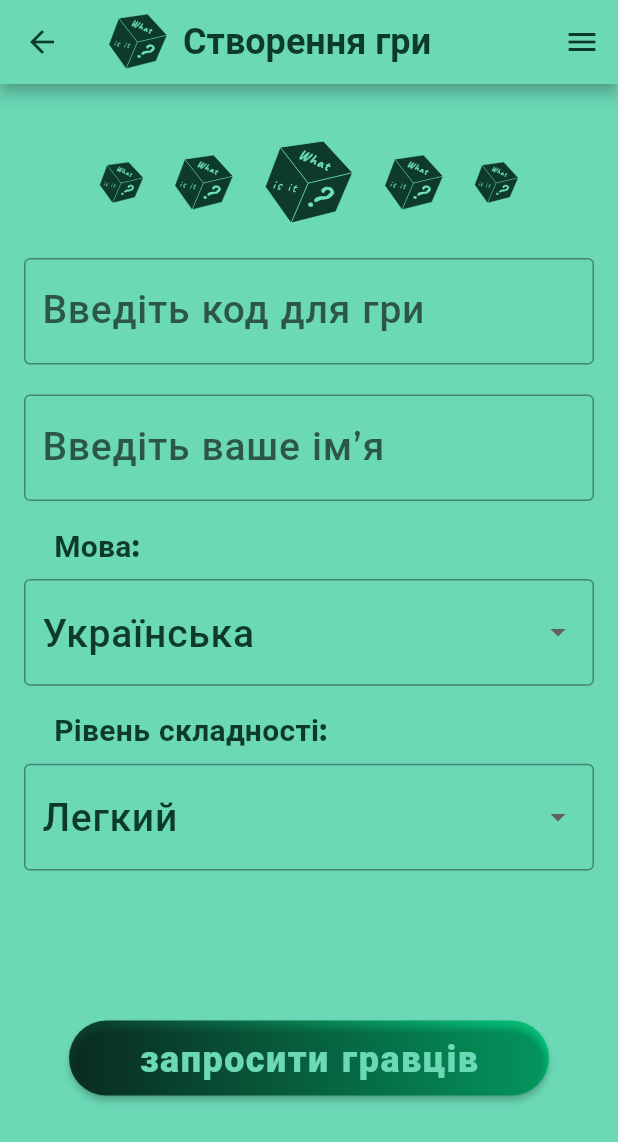
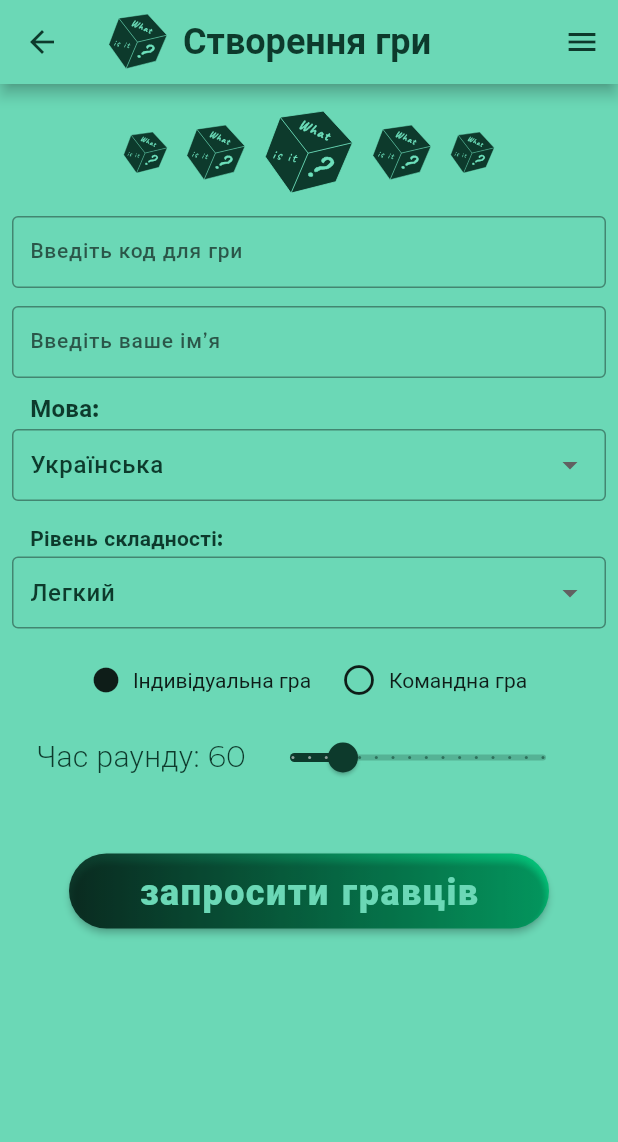
Before and after one commit to yutaDV/wordplay, a Flutter app: the screen it shows after launch, on a phone screen of 412 x 824 dp. Shown: the top 1142 px of the screen. Run offline on Flutter 3.47's test engine with Material 2 defaults, Android fonts, the phone set to English and light mode, and no system bars; our stand-ins replace cloud_firestore, firebase_core, flutter_bloc, flutter_svg; accounts and stored records are empty; generated files the repository leaves out were written again; project files that could hold a hidden picture were left out.

Commit message:
rounr time

```diff
--- a/lib/features/create_game_page/create_game_page.dart
+++ b/lib/features/create_game_page/create_game_page.dart
@@ -1,120 +1,119 @@
 import 'package:flutter/material.dart';
+import 'package:wordplay/features/create_game_page/widget/game_type_selection.dart';
+import 'package:wordplay/features/create_game_page/widget/language_selection.dart';
+import 'package:wordplay/features/create_game_page/widget/difficulty_selection.dart';
 import 'package:wordplay/ui/widget/app_bar.dart';
 import 'package:wordplay/ui/widget/logo.dart';
 import 'package:wordplay/ui/widget/main_button.dart';
-
 import '../../generated/l10n.dart';
 
 
-class CreateGamePage extends StatelessWidget {
+class CreateGamePage extends StatefulWidget {
   const CreateGamePage({Key? key}) : super(key: key);
+
+  @override
+  _CreateGamePageState createState() => _CreateGamePageState();
+}
+
+class _CreateGamePageState extends State<CreateGamePage> {
+  bool isIndividualGame = true; // Значення за замовчуванням
+  double roundTime = 60; // Початкове значення часу раунду
 
   @override
   Widget build(BuildContext context) {
     return Scaffold(
-      appBar:  MyAppBar(
+      appBar: MyAppBar(
         pageTitle: S.of(context).createGame,
         showBackButton: true,
       ),
       body: SingleChildScrollView(
         child: Padding(
-          padding: const EdgeInsets.all(16.0),
+          padding: const EdgeInsets.all(8.0),
           child: Column(
             crossAxisAlignment: CrossAxisAlignment.start,
             children: [
-              const SizedBox(height: 20),
+              const SizedBox(height: 8),
               const Row(
                 mainAxisAlignment: MainAxisAlignment.center,
                 children: [
                   Logo(size: 30),
-                  SizedBox(width: 20),
+                  SizedBox(width: 12),
                   Logo(size: 40),
-                  SizedBox(width: 20),
+                  SizedBox(width: 12),
                   Logo(size: 60),
-                  SizedBox(width: 20),
+                  SizedBox(width: 12),
                   Logo(size: 40),
-                  SizedBox(width: 20),
+                  SizedBox(width: 12),
                   Logo(size: 30),
                 ],
               ),
-              const SizedBox(height: 20),
+              const SizedBox(height: 12),
               TextFormField(
+                style: const TextStyle(fontSize: 14),
                 decoration: InputDecoration(
                   labelText: S.of(context).enterAccessCode,
                   border: const OutlineInputBorder(),
+                  contentPadding: const EdgeInsets.symmetric(vertical: 12, horizontal: 12),
                 ),
               ),
-              const SizedBox(height: 20),
+              const SizedBox(height: 12),
               TextFormField(
-                decoration:  InputDecoration(
+                style: const TextStyle(fontSize: 14),
+                decoration: InputDecoration(
                   labelText: S.of(context).enterName,
                   border: const OutlineInputBorder(),
+                  contentPadding: const EdgeInsets.symmetric(vertical: 12, horizontal: 12),
                 ),
               ),
-              const SizedBox(height: 20),
+              const SizedBox(height: 12),
+              const LanguageSelection(),
+              const SizedBox(height: 12),
+              const DifficultySelection(),
+              const SizedBox(height: 12),
+              GameTypeSelection(
+                isIndividualGame: isIndividualGame,
+                onGameTypeChanged: (value) {
+                  setState(() {
+                    isIndividualGame = value;
+                  });
+                },
+              ),
+              const SizedBox(height: 16),
               Padding(
-                padding: const EdgeInsets.only(left: 20.0),
-                child: Text(
-                    S.of(context).language,
-                  style: Theme.of(context).textTheme.titleSmall?.copyWith(
-                    fontWeight: FontWeight.bold,
+                padding: const EdgeInsets.symmetric(horizontal: 16.0),
+                child: Row(
+                  children: [
+                    Text(
+                      '${S.of(context).roundTime}: ${roundTime.toInt()} ',
+                      style: Theme.of(context).textTheme.titleSmall,
+                    ),
+
+                    Expanded(
+                      child: Slider(
+                        value: roundTime,
+                        min: 30,
+                        max: 180,
+                        divisions: 15,
+                        label: roundTime.round().toString(),
+                        onChanged: (double value) {
+                          setState(() {
+                            roundTime = value;
+                          });
+                        },
+                      ),
+                    ),
+                  ],
                 ),
               ),
-              ),
-              const SizedBox(height: 10),
-              DropdownButtonFormField<String>(
-                decoration: const InputDecoration(
-                  border: OutlineInputBorder(),
-                ),
-                items: <String>['Українська', 'English']
-                    .map((String value) {
-                  return DropdownMenuItem<String>(
-                    value: value,
-                    child: Text(value),
-                  );
-                }).toList(),
-                onChanged: (String? newValue) {
-                  // Do something here
-                },
-                value: 'Українська',
-              ),
-              const SizedBox(height: 20),
-              Padding(
-                padding: const EdgeInsets.only(left: 20.0),
-                child: Text(
-                  S.of(context).difficulty,
-                  style: Theme.of(context).textTheme.titleSmall?.copyWith(
-                    fontWeight: FontWeight.bold,
-                  ),
-                ),
-              ),
-              const SizedBox(height: 10),
-              DropdownButtonFormField<String>(
-                decoration: const InputDecoration(
-                  border: OutlineInputBorder(),
-                ),
-                items: <String>[S.of(context).easy, S.of(context).medium, S.of(context).hard]
-                    .map((String value) {
-                  return DropdownMenuItem<String>(
-                    value: value,
-                    child: Text(value),
-                  );
-                }).toList(),
-                onChanged: (String? newValue) {
-                  // Do something here
-                },
-                value: S.of(context).easy,
-              ),
-              const SizedBox(height: 100),
+              const SizedBox(height: 40),
               Center(
                 child: MainButton(
                   text: S.of(context).invitePlayers,
                   onPressed: () {
-                    // Ваша логіка тут
+                    // логіка тут
                   },
                 ),
               ),
-
             ],
           ),
         ),
--- /dev/null
+++ b/lib/features/create_game_page/widget/difficulty_selection.dart
@@ -0,0 +1,51 @@
+import 'package:flutter/material.dart';
+import 'package:wordplay/generated/l10n.dart';
+
+
+class DifficultySelection extends StatelessWidget {
+  const DifficultySelection({
+    Key? key,
+  }) : super(key: key);
+
+  @override
+  Widget build(BuildContext context) {
+    return Column(
+      crossAxisAlignment: CrossAxisAlignment.start,
+      children: [
+        Padding(
+          padding: const EdgeInsets.only(left: 12.0),
+          child: Text(
+            S.of(context).difficulty,
+            style: Theme.of(context).textTheme.titleSmall?.copyWith(
+              fontWeight: FontWeight.bold,
+              fontSize: 14,
+            ),
+          ),
+        ),
+        const SizedBox(height: 4),
+        DropdownButtonFormField<String>(
+          decoration: const InputDecoration(
+            border: OutlineInputBorder(
+              borderSide: BorderSide(width: 1),
+            ),
+            contentPadding: EdgeInsets.symmetric(vertical: 6, horizontal: 12),
+          ),
+          items: <String>[S.of(context).easy, S.of(context).medium, S.of(context).hard].map((String value) {
+            return DropdownMenuItem<String>(
+              value: value,
+              child: Text(
+                value,
+                style: const TextStyle(fontSize: 16),
+              ),
+            );
+          }).toList(),
+          onChanged: (String? newValue) {
+            // Ваша логіка тут
+          },
+          value: S.of(context).easy,
+        ),
+        const SizedBox(height: 10),
+      ],
+    );
+  }
+}
--- /dev/null
+++ b/lib/features/create_game_page/widget/game_type_selection.dart
@@ -0,0 +1,46 @@
+import 'package:flutter/material.dart';
+
+import '../../../generated/l10n.dart';
+
+class GameTypeSelection extends StatelessWidget {
+  final bool isIndividualGame;
+  final void Function(bool) onGameTypeChanged;
+
+  const GameTypeSelection({
+    Key? key,
+    required this.isIndividualGame,
+    required this.onGameTypeChanged,
+  }) : super(key: key);
+
+  @override
+  Widget build(BuildContext context) {
+    return Row(
+      mainAxisAlignment: MainAxisAlignment.center,
+      children: [
+        GestureDetector(
+          onTap: () {
+            onGameTypeChanged(true);
+          },
+          child: Icon(
+            isIndividualGame ? Icons.circle : Icons.radio_button_unchecked,
+            size: 20.0,
+          ),
+        ),
+        const SizedBox(width: 8),
+        Text(S.of(context).individual),
+        const SizedBox(width: 20),
+        GestureDetector(
+          onTap: () {
+            onGameTypeChanged(false);
+          },
+          child: Icon(
+            isIndividualGame ? Icons.radio_button_unchecked : Icons.circle,
+            size: 24.0,
+          ),
+        ),
+        const SizedBox(width: 8),
+        Text(S.of(context).teamGame),
+      ],
+    );
+  }
+}
--- /dev/null
+++ b/lib/features/create_game_page/widget/language_selection.dart
@@ -0,0 +1,51 @@
+import 'package:flutter/material.dart';
+import 'package:wordplay/generated/l10n.dart';
+
+
+class LanguageSelection extends StatelessWidget {
+  const LanguageSelection({
+    Key? key,
+  }) : super(key: key);
+
+  @override
+  Widget build(BuildContext context) {
+    return Column(
+      crossAxisAlignment: CrossAxisAlignment.start,
+      children: [
+        Padding(
+          padding: const EdgeInsets.only(left: 12.0),
+          child: Text(
+            S.of(context).language,
+            style: Theme.of(context).textTheme.titleSmall?.copyWith(
+              fontWeight: FontWeight.bold,
+              fontSize: 16,
+            ),
+          ),
+        ),
+        const SizedBox(height: 4),
+        DropdownButtonFormField<String>(
+          decoration: const InputDecoration(
+            border: OutlineInputBorder(
+              borderSide: BorderSide(width: 1),
+            ),
+            contentPadding: EdgeInsets.symmetric(vertical: 6, horizontal: 12),
+          ),
+          items: <String>['Українська', 'English'].map((String value) {
+            return DropdownMenuItem<String>(
+              value: value,
+              child: Text(
+                value,
+                style: const TextStyle(fontSize: 16),
+              ),
+            );
+          }).toList(),
+          onChanged: (String? newValue) {
+            //  логіка тут
+          },
+          value: 'Українська',
+        ),
+        const SizedBox(height: 6),
+      ],
+    );
+  }
+}
--- a/lib/l10n/intl_en.arb
+++ b/lib/l10n/intl_en.arb
@@ -27,5 +27,9 @@
   "medium": "Medium",
   "hard": "Hard",
   "enterAccessCode": "Enter Access Code",
-  "invitePlayers": "invite players"
+  "invitePlayers": "invite players",
+  "individual": "Individual",
+  "gameType": "Game type:",
+  "teamGame": "Team game",
+  "roundTime": "Round time"
 }
--- a/lib/l10n/intl_uk.arb
+++ b/lib/l10n/intl_uk.arb
@@ -27,5 +27,9 @@
   "medium": "Середній",
   "hard": "Складний",
   "enterAccessCode": "Введіть код для гри",
-  "invitePlayers": "запросити гравців"
+  "invitePlayers": "запросити гравців",
+  "individual": "Індивідуальна гра",
+  "gameType": "Тип гри:",
+  "teamGame": "Командна гра",
+  "roundTime": "Час раунду"
 }
```
